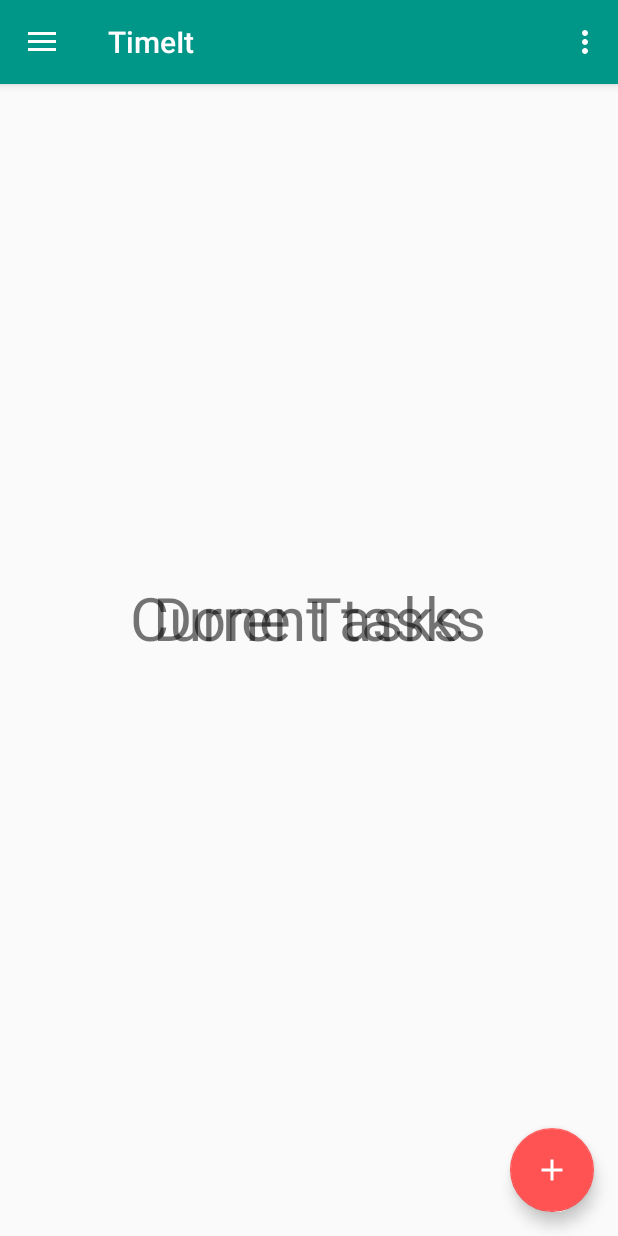
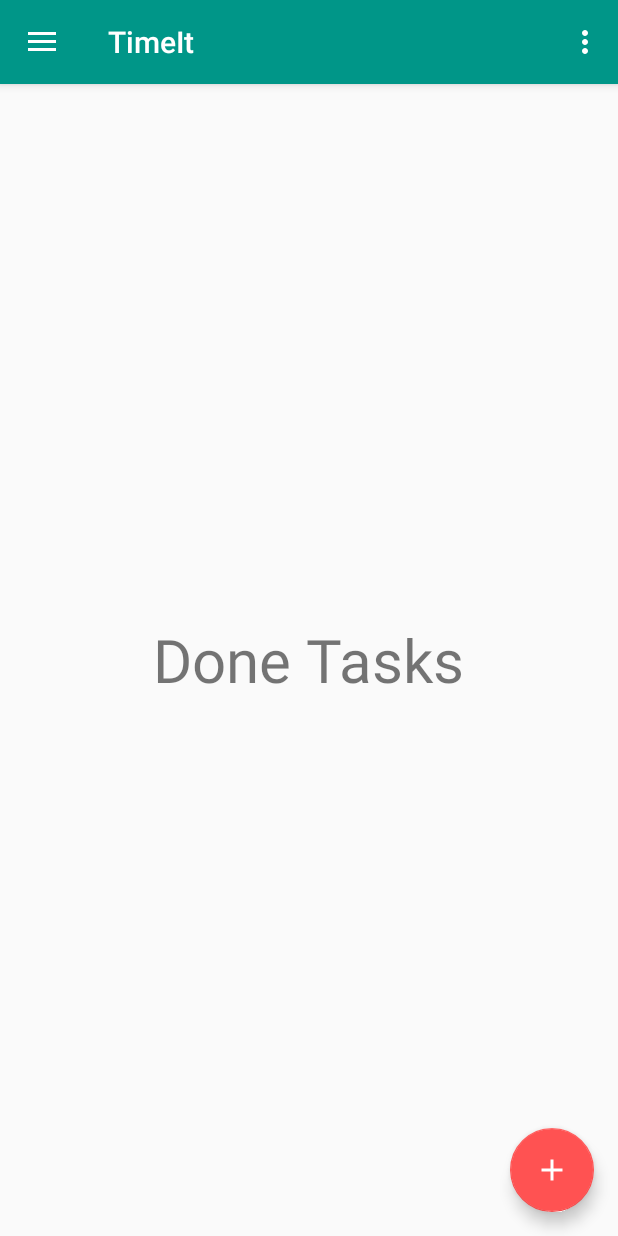
Before and after one commit to andreymarchenko/Time.It, an Android app: the fragment CurrentTasksFragment placed in its activity, in the side drawer, after a tap on "Завершенные задачи", on a phone screen of 412 x 824 dp. Run offline under Robolectric (Android 15) with nearby library versions, the phone set to English and light mode, and no system bars.

Commit message:
Fixed adding current tasks

```diff
--- a/TimeIt/app/src/main/java/andrey/timeit/MainActivity.java
+++ b/TimeIt/app/src/main/java/andrey/timeit/MainActivity.java
@@ -79,7 +79,7 @@ public class MainActivity extends AppCompatActivity
 
         LinearLayoutManager llm = new LinearLayoutManager(this);
         //rv.setLayoutManager(llm);
-       // rv.setHasFixedSize(true);
+        // rv.setHasFixedSize(true);
 
         initializeData();
 
@@ -141,35 +141,33 @@ public class MainActivity extends AppCompatActivity
         // Handle navigation view item clicks here.
         int id = item.getItemId();
         if (id == R.id.current_tasks) {
-            fragmentManager.popBackStack();
+            //fragmentManager.popBackStack();
             currentTasksFragment = new CurrentTasksFragment();
             fragmentManager.beginTransaction()
-                    .replace(R.id.container, currentTasksFragment)
+                    .replace(R.id.for_adapter, currentTasksFragment)
                     .commit();
         } else if (id == R.id.done_tasks) {
-            fragmentManager.popBackStack();
+            //fragmentManager.popBackStack();
             doneTasksFragment = new DoneTasksFragment();
+
             fragmentManager.beginTransaction()
-                    .replace(R.id.container, doneTasksFragment)
+                    .replace(R.id.for_adapter, doneTasksFragment)
                     .commit();
 
         } else if (id == R.id.tasks_statistic) {
             fragmentManager.popBackStack();
             statisticTasksFragment = new StatisticTasksFragment();
+
             fragmentManager.beginTransaction()
                     .replace(R.id.container, statisticTasksFragment)
                     .commit();
-        }
-
-        else if (id == R.id.my_profile) {
+        } else if (id == R.id.my_profile) {
             fragmentManager.popBackStack();
             userProfileFragment = new UserProfileFragment();
             fragmentManager.beginTransaction()
                     .replace(R.id.container, userProfileFragment)
                     .commit();
-        }
-
-        else if (id == R.id.advice) {
+        } else if (id == R.id.advice) {
             fragmentManager.popBackStack();
             adviceFragment = new AdviceFragment();
             fragmentManager.beginTransaction()
--- a/TimeIt/app/src/main/java/andrey/timeit/adapter/CurrentTasksAdapter.java
+++ b/TimeIt/app/src/main/java/andrey/timeit/adapter/CurrentTasksAdapter.java
@@ -30,13 +30,12 @@ public class CurrentTasksAdapter extends RecyclerView.Adapter<RecyclerView.ViewH
 
     public void addItem(item item) {
         items.add(item);
-        notifyItemInserted(getItemCount() - 1);
+        notifyItemInserted(getItemCount()-1);
     }
 
     public void addItem(int location, item item) {
         items.add(location, item);
         notifyItemInserted(location);
-
     }
 
     @Override
--- a/TimeIt/app/src/main/java/andrey/timeit/dialog/AddingTaskDialogFragment.java
+++ b/TimeIt/app/src/main/java/andrey/timeit/dialog/AddingTaskDialogFragment.java
@@ -42,7 +42,6 @@ public class AddingTaskDialogFragment extends DialogFragment {
             addingTaskListener = (AddingTaskListener) activity;
         } catch (ClassCastException e) {
             throw new ClassCastException(activity.toString() + "must implement AddingTaskListener");
-
         }
     }
 
--- a/TimeIt/app/src/main/java/andrey/timeit/fragments/AdviceFragment.java
+++ b/TimeIt/app/src/main/java/andrey/timeit/fragments/AdviceFragment.java
@@ -14,11 +14,9 @@ import andrey.timeit.R;
  */
 public class AdviceFragment extends Fragment {
 
-
     public AdviceFragment() {
         // Required empty public constructor
     }
-
 
     @Override
     public View onCreateView(LayoutInflater inflater, ViewGroup container,
@@ -26,5 +24,4 @@ public class AdviceFragment extends Fragment {
         // Inflate the layout for this fragment
         return inflater.inflate(R.layout.fragment_advice, container, false);
     }
-
 }
--- a/TimeIt/app/src/main/java/andrey/timeit/model/item.java
+++ b/TimeIt/app/src/main/java/andrey/timeit/model/item.java
@@ -4,5 +4,5 @@ package andrey.timeit.model;
  * Created by Andrey on 10.07.2016.
  */
 public interface item {
-boolean IsTask();
+    boolean IsTask();
 }
--- a/TimeIt/app/src/main/res/layout/content_main.xml
+++ b/TimeIt/app/src/main/res/layout/content_main.xml
@@ -9,6 +9,7 @@
     android:paddingRight="3dp"
     app:layout_behavior="@string/appbar_scrolling_view_behavior"
     tools:context="andrey.timeit.MainActivity"
+    android:id="@+id/for_adapter"
     tools:showIn="@layout/app_bar_main">
 
 </android.support.design.widget.CoordinatorLayout>
--- a/TimeIt/app/src/main/res/layout/fragment_current_tasks.xml
+++ b/TimeIt/app/src/main/res/layout/fragment_current_tasks.xml
@@ -2,18 +2,10 @@
     xmlns:tools="http://schemas.android.com/tools"
     android:layout_width="match_parent"
     android:layout_height="match_parent"
-    tools:context=".fragments.CurrentTasksFragment">
+    tools:context=".fragments.CurrentTasksFragment"
+    >
 
     <!-- TODO: Update blank fragment layout -->
-
-
-    <TextView
-        android:layout_width="wrap_content"
-        android:layout_height="wrap_content"
-        android:text="Current tasks"
-        android:textSize="40sp"
-        android:id="@+id/textView1"
-        android:layout_gravity="center" />
 
     <android.support.v7.widget.RecyclerView
         android:layout_height="match_parent"
```
